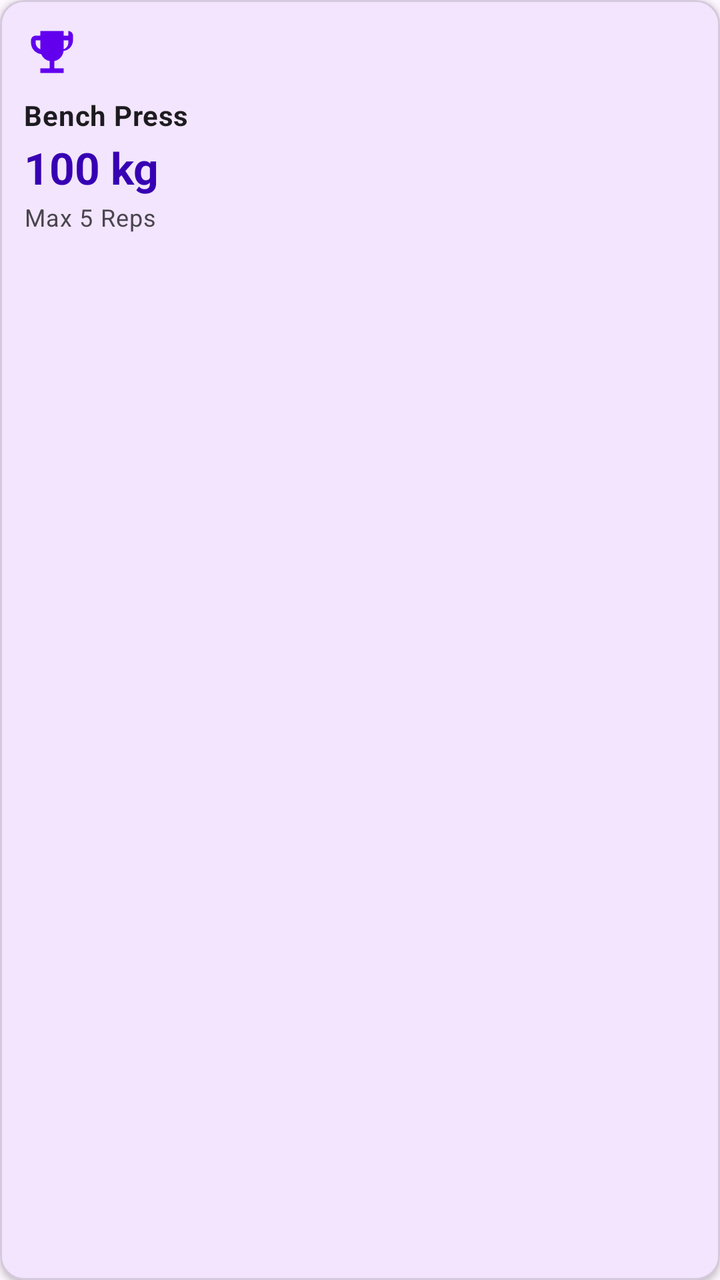
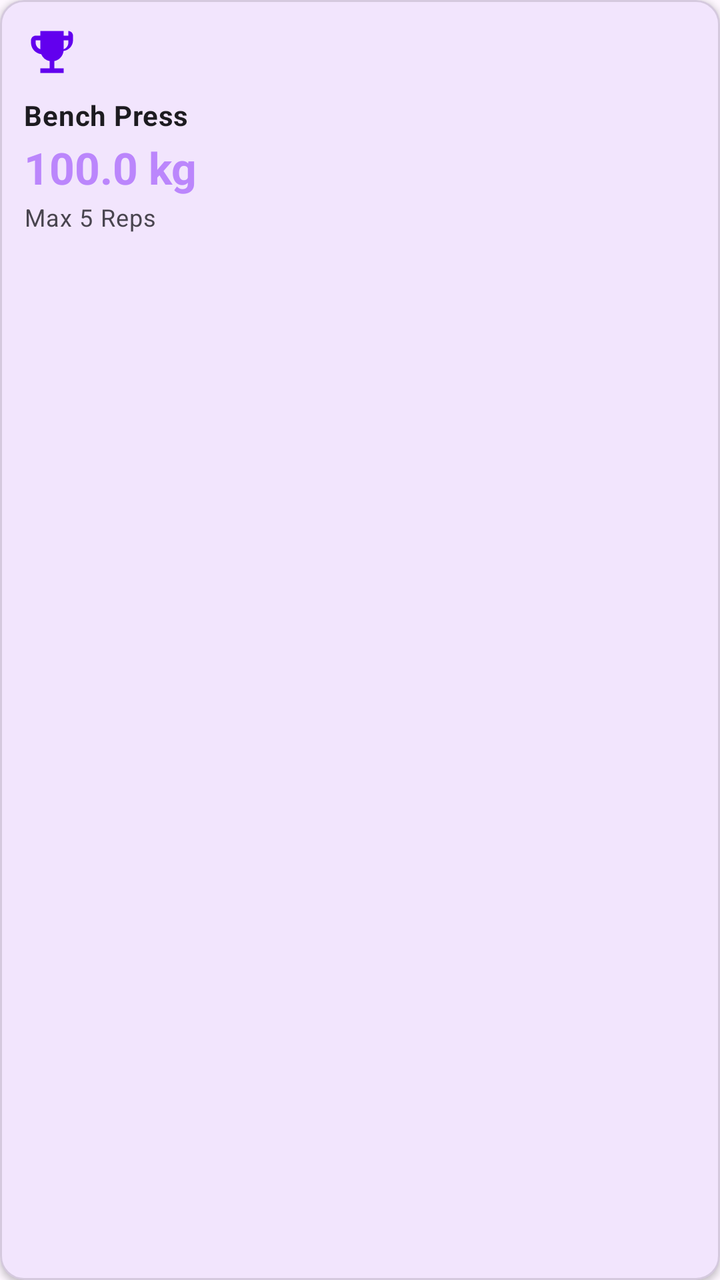

Screens rendered from an Android XML layout before and after an edit, with the pre-edit source and the edit as a unified diff.
<!-- AndroidManifest.xml: application theme Theme.GymWorkoutLogger -->
<!-- res/layout/item_pr_card.xml -->
<?xml version="1.0" encoding="utf-8"?>
<com.google.android.material.card.MaterialCardView
    xmlns:android="http://schemas.android.com/apk/res/android"
    xmlns:app="http://schemas.android.com/apk/res-auto"
    android:layout_width="160dp"
    android:layout_height="wrap_content"
    android:layout_marginEnd="12dp"
    android:layout_marginVertical="4dp"
    app:cardCornerRadius="12dp"
    app:cardElevation="2dp"
    app:strokeWidth="1dp"
    app:strokeColor="#1F000000">

    <LinearLayout
        android:layout_width="match_parent"
        android:layout_height="wrap_content"
        android:orientation="vertical"
        android:padding="12dp">

        <ImageView
            android:layout_width="28dp"
            android:layout_height="28dp"
            android:src="@drawable/ic_trophy"
            app:tint="@color/purple_500" />

        <TextView
            android:id="@+id/tvPrExerciseName"
            android:layout_width="match_parent"
            android:layout_height="wrap_content"
            android:layout_marginTop="8dp"
            android:ellipsize="end"
            android:maxLines="1"
            android:text="Bench Press"
            android:textAppearance="?attr/textAppearanceBodyMedium"
            android:textStyle="bold" />

        <TextView
            android:id="@+id/tvPrWeight"
            android:layout_width="match_parent"
            android:layout_height="wrap_content"
            android:layout_marginTop="2dp"
            android:text="100 kg"
            android:textAppearance="?attr/textAppearanceTitleLarge"
            android:textColor="@color/purple_700"
            android:textStyle="bold" />

        <TextView
            android:id="@+id/tvPrReps"
            android:layout_width="match_parent"
            android:layout_height="wrap_content"
            android:layout_marginTop="2dp"
            android:text="Max 5 Reps"
            android:textAppearance="?attr/textAppearanceBodySmall"
            android:textColor="?android:attr/textColorSecondary" />

    </LinearLayout>
</com.google.android.material.card.MaterialCardView>
<!-- resources referenced by this layout -->
<resources>
  <color name="purple_500">#FF6200EE</color>
  <color name="purple_700">#FF3700B3</color>
  <!-- drawable ic_trophy (drawable) -->
  <vector xmlns:android="http://schemas.android.com/apk/res/android"
      android:width="24dp"
      android:height="24dp"
      android:viewportWidth="24"
      android:viewportHeight="24">
      <path
          android:fillColor="#FF000000"
          android:pathData="M19,5h-2V3H7v2H5c-1.1,0 -2,0.9 -2,2v1c0,2.55 1.92,4.63 4.39,4.94A5.01,5.01 0,0 0,11 15.9V19H7v2h10v-2h-4v-3.1c2.09,-0.41 3.68,-2.14 3.96,-4.34C19.33,11.23 21,9.25 21,7V5c0,-1.1 -0.9,-2 -2,-2zM5,8V7h2v3.82C5.84,10.4 5,9.3 5,8zm14,0c0,1.3 -0.84,2.4 -2,2.82V7h2v1z" />
  </vector>
  <style name="Theme.GymWorkoutLogger" parent="Theme.Material3.DayNight.NoActionBar">
          
          <item name="colorPrimary">@color/purple_500</item>
          <item name="colorPrimaryVariant">@color/purple_700</item>
          <item name="colorOnPrimary">@color/white</item>
      </style>
  <color name="white">#FFFFFFFF</color>
</resources>

<!-- the commit's change to res/layout/item_pr_card.xml (unified diff, before → after) -->
@@ -20,6 +20,7 @@
         <ImageView
             android:layout_width="28dp"
             android:layout_height="28dp"
+            android:contentDescription="PR Icon"
             android:src="@drawable/ic_trophy"
             app:tint="@color/purple_500" />
 
@@ -39,9 +40,9 @@
             android:layout_width="match_parent"
             android:layout_height="wrap_content"
             android:layout_marginTop="2dp"
-            android:text="100 kg"
+            android:text="100.0 kg"
             android:textAppearance="?attr/textAppearanceTitleLarge"
-            android:textColor="@color/purple_700"
+            android:textColor="@color/purple_200"
             android:textStyle="bold" />
 
         <TextView
<!-- resource entries referenced after the edit -->
@@ -1,5 +1,6 @@
 <!-- resources referenced by this layout -->
 <resources>
+  <color name="purple_200">#FFBB86FC</color>
   <color name="purple_500">#FF6200EE</color>
   <color name="purple_700">#FF3700B3</color>
   <!-- drawable ic_trophy (drawable) -->
